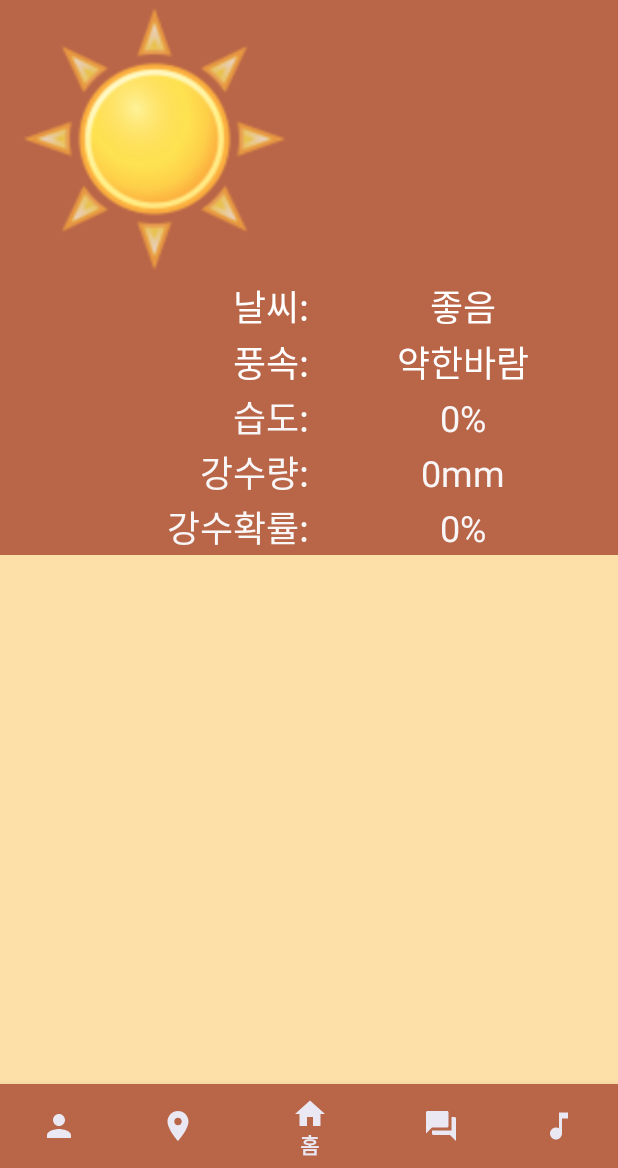
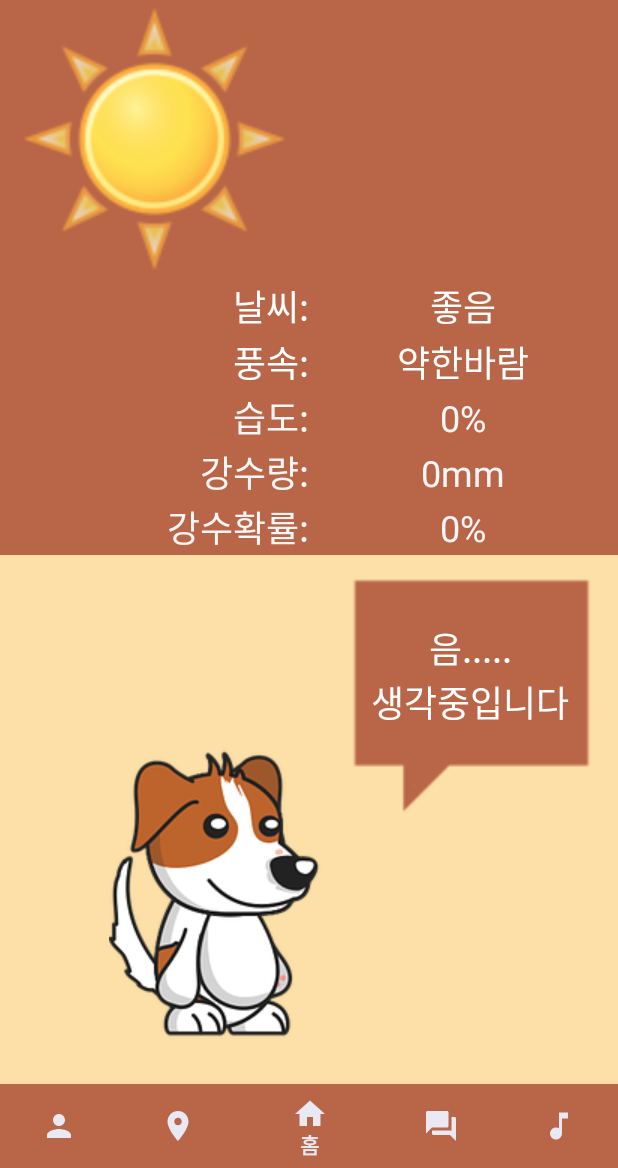
Before and after one commit to koreadydtkd/Longlivemypet, an Android app: the HomeFragment screen opened directly, with no data from a screen before it, on a phone screen of 412 x 824 dp, the part 68-1236 px from its top. Run offline under Robolectric (Android 15) with nearby library versions, the phone set to English and light mode, and no system bars; our stand-ins replace Firebase (no records; nobody signed in at launch, a user with empty details on screens opened directly), Volley; libraries missing offline, so code that uses them is left out: com.pedro.library; network calls fail; 2 statements that could not run were skipped.

Commit message:
정병일 업데이트 2020-02-18 새번쨰

```diff
--- a/app/src/main/res/layout/fragment_home.xml
+++ b/app/src/main/res/layout/fragment_home.xml
@@ -47,6 +47,11 @@
         app:layout_constraintRight_toRightOf="parent"
         app:layout_constraintTop_toBottomOf="@+id/relativeLayout">
 
+        <LinearLayout
+            android:layout_width="match_parent"
+            android:layout_height="match_parent"
+            android:orientation="vertical">
+
             <androidx.constraintlayout.widget.ConstraintLayout
                 android:layout_width="match_parent"
                 android:layout_height="370dp"
@@ -55,7 +60,11 @@
                 <LinearLayout
                     android:layout_width="match_parent"
                     android:layout_height="match_parent"
-                android:orientation="vertical">
+                    android:orientation="vertical"
+                    app:layout_constraintBottom_toBottomOf="parent"
+                    app:layout_constraintEnd_toEndOf="parent"
+                    app:layout_constraintStart_toStartOf="parent"
+                    app:layout_constraintTop_toTopOf="parent">
 
                     <LinearLayout
                         android:layout_width="match_parent"
@@ -231,6 +240,52 @@
 
                 </LinearLayout>
             </androidx.constraintlayout.widget.ConstraintLayout>
+
+            <androidx.constraintlayout.widget.ConstraintLayout
+                android:layout_width="match_parent"
+                android:layout_height="match_parent"
+                android:layout_weight="1">
+
+                <ImageView
+                    android:id="@+id/imgdog"
+                    android:layout_width="wrap_content"
+                    android:layout_height="wrap_content"
+                    android:layout_marginBottom="30dp"
+                    android:src="@drawable/dogstand"
+                    app:layout_constraintBottom_toBottomOf="parent"
+                    app:layout_constraintEnd_toEndOf="parent"
+                    app:layout_constraintHorizontal_bias="0.27"
+                    app:layout_constraintStart_toStartOf="parent" />
+
+                <ImageView
+                    android:id="@+id/imageView3"
+                    android:layout_width="162dp"
+                    android:layout_height="168dp"
+                    android:layout_marginTop="10dp"
+                    android:src="@drawable/speechbubble"
+                    app:layout_constraintEnd_toEndOf="parent"
+                    app:layout_constraintHorizontal_bias="0.529"
+                    app:layout_constraintStart_toEndOf="@+id/imgdog"
+                    app:layout_constraintTop_toTopOf="parent" />
+
+                <TextView
+                    android:id="@+id/txtcoment"
+                    android:layout_width="153dp"
+                    android:layout_height="122dp"
+                    android:layout_marginTop="19dp"
+                    android:foregroundGravity="center"
+                    android:gravity="center"
+                    android:text="음.....\n생각중입니다"
+                    android:textColor="#FFFFFF"
+                    android:textSize="24sp"
+                    app:layout_constraintEnd_toEndOf="parent"
+                    app:layout_constraintStart_toEndOf="@+id/imgdog"
+                    app:layout_constraintTop_toTopOf="parent" />
+
+            </androidx.constraintlayout.widget.ConstraintLayout>
+
+        </LinearLayout>
+
     </FrameLayout>
 
 </androidx.constraintlayout.widget.ConstraintLayout>
```
Also changed, not shown: app/src/main/java/com/mhj/longlivemypet/HomeFragment.java (+52 -2 lines), app/src/main/res/drawable/doghappest.png (added), app/src/main/res/drawable/doghappy.png (added), app/src/main/res/drawable/doglol.png (added), app/src/main/res/drawable/dogsleep.png (added), app/src/main/res/drawable/dogstand.png (added), app/src/main/res/drawable/dogwalk.png (added), app/src/main/res/drawable/iconfinder_speechbubble_227559.png (added), app/src/main/res/drawable/speechbubble.png (added). Lines whose indentation alone changed are shown as unchanged.
